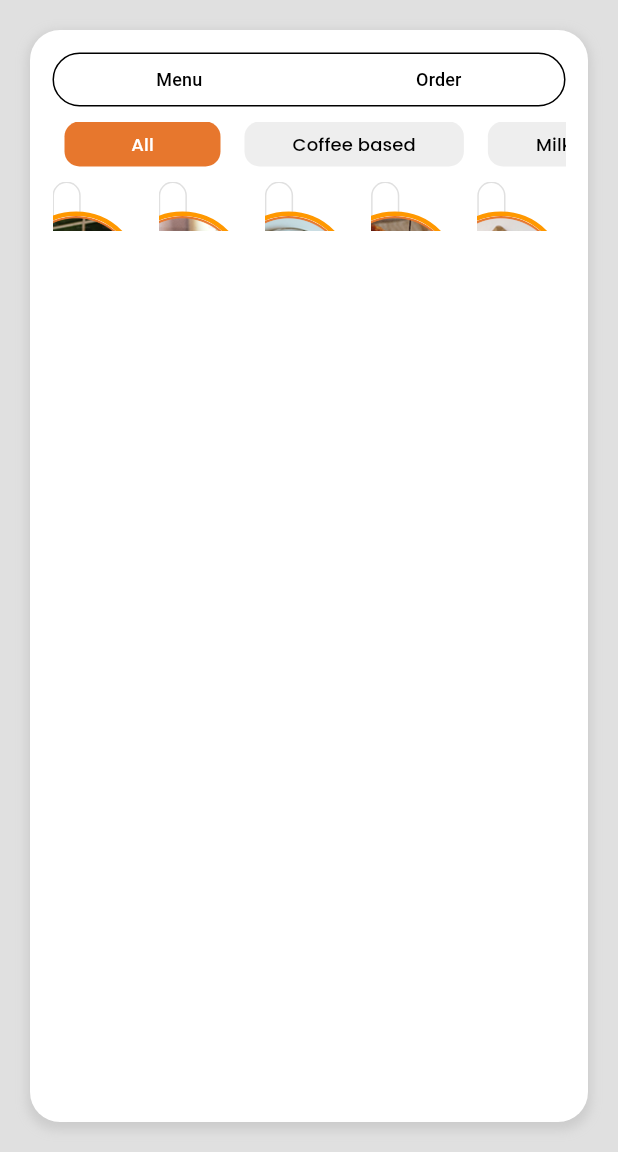
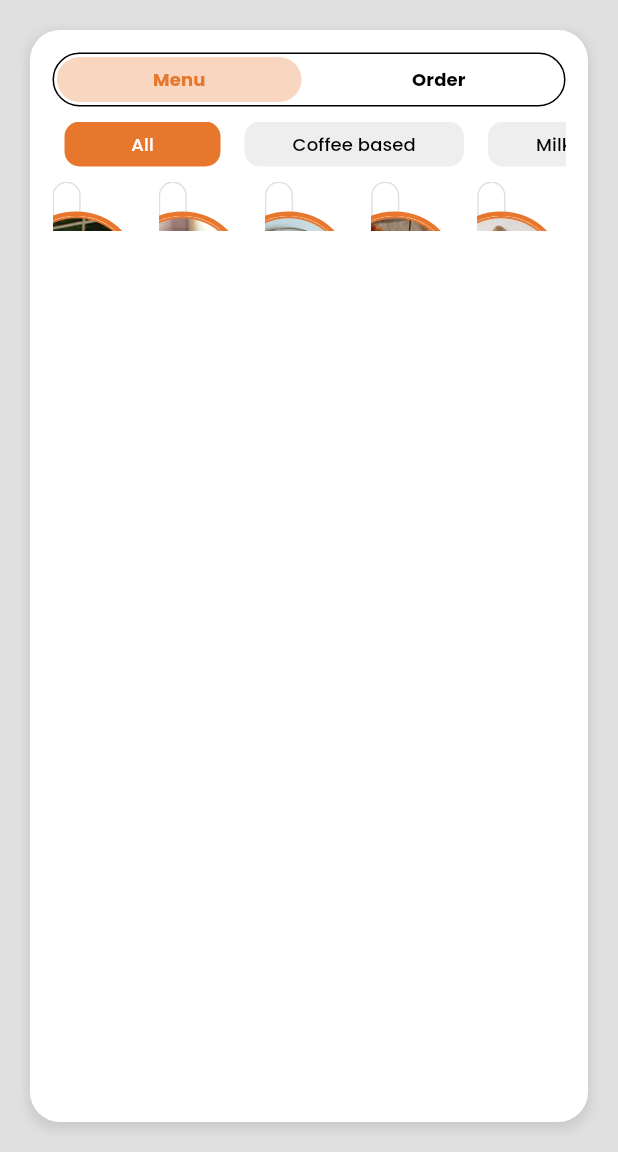
Before and after one commit to benaleo/kasirpinter_fe, a Flutter app: the PosOrderTab screen opened directly, after a tap on "Menu", on a phone screen of 412 x 824 dp, the part 84-1236 px from its top. Run offline on Flutter 3.47's test engine with Material 3 defaults, Android fonts, the phone set to English and light mode, and no system bars; our stand-ins replace flutter_dash, flutter_keyboard_visibility, flutter_svg, google_fonts, url_strategy.

Commit message:
update : tabs menu or order style

```diff
--- a/lib/components/pos_components.dart
+++ b/lib/components/pos_components.dart
@@ -92,14 +92,12 @@ class _PosMenuOrderTabsState extends State<PosMenuOrderTabs> {
                 onPressed: currentRoute == "/pos-menu" ? null : () => _navigateTo("/pos-menu"),
                 style: TextButton.styleFrom(
                   padding: EdgeInsets.zero,
-                  backgroundColor: currentRoute == "/pos-menu" ? Colors.orange : null,
+                  backgroundColor: currentRoute == "/pos-menu" ? Color(0xffE7772D).withOpacity(0.3) : null,
                 ),
-                child: Text(
-                  "Menu",
-                  style: TextStyle(
-                    fontSize: 12.0,
-                    color: currentRoute == "/pos-menu" ? Colors.white : Colors.black,
-                  ),
+                child: PoppinsBold(
+                  text: "Menu",
+                  size: 12.0,
+                    color: currentRoute == "/pos-menu" ? Color(0xffE7772D) : Colors.black,
                 ),
               ),
             ),
@@ -113,14 +111,12 @@ class _PosMenuOrderTabsState extends State<PosMenuOrderTabs> {
                 onPressed: currentRoute == "/pos-order" ? null : () => _navigateTo("/pos-order"),
                 style: TextButton.styleFrom(
                   padding: EdgeInsets.zero,
-                  backgroundColor: currentRoute == "/pos-order" ? Colors.orange : null,
+                  backgroundColor: currentRoute == "/pos-order" ? Color(0xffE7772D).withOpacity(0.3) : null,
                 ),
-                child: Text(
-                  "Order",
-                  style: TextStyle(
-                    fontSize: 12.0,
-                    color: currentRoute == "/pos-order" ? Colors.white : Colors.black,
-                  ),
+                child: PoppinsBold(
+                  text: "Order",
+                  size: 12.0,
+                  color: currentRoute == "/pos-order" ? Color(0xffE7772D) : Colors.black,
                 ),
               ),
             ),
@@ -272,9 +268,10 @@ class _PosMenuListState extends State<PosMenuList> {
                                 ),
                               ),
                               const Spacer(),
-                              Text(
-                                "Rp ${widget.format(item["price"].toString())}", // Menggunakan widget.format untuk formatting harga
-                                style: const TextStyle(fontSize: 18.0, color: Colors.orange, fontWeight: FontWeight.bold),
+                              PoppinsBold(
+                                text: "Rp ${widget.format(item["price"].toString())}", // Menggunakan widget.format untuk formatting harga
+                                size: 16.0,
+                                color: Color(0xffE7772D),
                               ),
                             ],
                           ),
@@ -290,7 +287,7 @@ class _PosMenuListState extends State<PosMenuList> {
                   child: Container(
                     decoration: BoxDecoration(
                       shape: BoxShape.circle,
-                      border: Border.all(color: Colors.orange, width: 3),
+                      border: Border.all(color: Color(0xffE7772D), width: 3),
                     ),
                     child: CircleAvatar(
                       radius: 40,
@@ -1059,7 +1056,7 @@ class _BarcodePopupDialogState extends State<BarcodePopupDialog> {
                     ),
                   ),
                   height: 100.0,
-                  child:Padding(
+                  child: Padding(
                     padding: const EdgeInsets.only(left: 50.0, right: 50.0, top: 20.0),
                     child: Column(
                       children: [
@@ -1067,7 +1064,10 @@ class _BarcodePopupDialogState extends State<BarcodePopupDialog> {
                           mainAxisAlignment: MainAxisAlignment.spaceBetween,
                           children: [
                             PoppinsBold(text: "Total", size: 24.0),
-                            GradientText(text: "Rp ${format(widget.total.toString())} ", style: GoogleFonts.poppins(fontSize: 24.0, fontWeight: FontWeight.bold),),
+                            GradientText(
+                              text: "Rp ${format(widget.total.toString())} ",
+                              style: GoogleFonts.poppins(fontSize: 24.0, fontWeight: FontWeight.bold),
+                            ),
                           ],
                         ),
                         SizedBox(height: 10.0),
--- a/lib/routes.dart
+++ b/lib/routes.dart
@@ -75,6 +75,7 @@ class Routes {
         );
       case '/pos-order':
         return MaterialPageRoute(
+          settings: settings,
           builder: (_) => LayoutBuilder(
             builder: (context, constraits) {
               if (constraits.maxWidth > 800) {
@@ -87,6 +88,7 @@ class Routes {
         );
       case '/pos-menu':
         return MaterialPageRoute(
+          settings: settings,
           builder: (_) => LayoutBuilder(
             builder: (context, constraits) {
               if (constraits.maxWidth > 800) {
--- a/lib/tab/pos_menu_tab.dart
+++ b/lib/tab/pos_menu_tab.dart
@@ -108,7 +108,6 @@ class _PosMenuTabState extends State<PosMenuTab> {
 
   @override
   Widget build(BuildContext context) {
-    double widthDevice = MediaQuery.of(context).size.width;
     return SafeArea(
       child: Scaffold(
         appBar: AppBar(
--- a/lib/tab/pos_order_tab.dart
+++ b/lib/tab/pos_order_tab.dart
@@ -11,8 +11,11 @@ class PosOrderTab extends StatefulWidget {
 }
 
 class _PosOrderTabState extends State<PosOrderTab> {
+
   @override
   Widget build(BuildContext context) {
+    print("Current Route: ${ModalRoute.of(context)?.settings.name}");
+
     return SafeArea(
       child: Scaffold(
         appBar: AppBar(
@@ -30,14 +33,33 @@ class _PosOrderTabState extends State<PosOrderTab> {
         ),
         drawer: DrawerElement(),
         backgroundColor: Colors.black12,
-        body: Container(
-          padding: EdgeInsets.symmetric(horizontal: 80.0, vertical: 20.0),
-          color: Colors.grey.shade200,
-          child: Column(
+        body: Padding(
+          padding: EdgeInsets.all(20.0),
+          child: Row(
             children: [
-              PosMenuOrderTabs(),
-              SizedBox(),
-              RowListCategoryMenu()
+              Expanded(
+                child: Container(
+                  decoration: BoxDecoration(
+                    color: Colors.white,
+                    borderRadius: BorderRadius.circular(20.0),
+                    boxShadow: [
+                      BoxShadow(
+                        color: Colors.grey.withOpacity(0.3),
+                        spreadRadius: 2,
+                        blurRadius: 5,
+                        offset: Offset(0, 3),
+                      ),
+                    ],
+                  ),
+                  padding: EdgeInsets.all(15.0),
+                  child: Column(
+                    children: [
+                      PosMenuOrderTabs(),
+                      SizedBox(height: 10.0),
+                    ],
+                  ),
+                ),
+              ),
             ],
           ),
         ),
```
